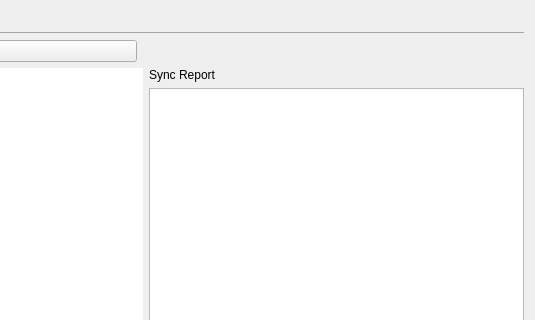
The window that src/roam/ui_sync.ui (roam-qgis/Roam) describes before a commit, drawn with Qt 5; both pictures show x 250 to 785 and y 0 to 320 of the 785 by 674 pixel window.
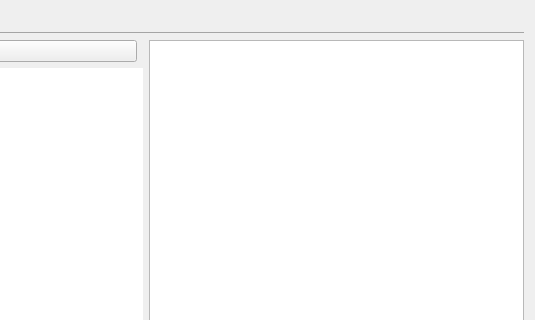
The same window after the commit. Icons and pictures are not drawn.

Commit message: Format sync start and error message

What changed in the file:
```diff
--- a/src/roam/ui_sync.ui
+++ b/src/roam/ui_sync.ui
@@ -50,8 +50,8 @@
      </property>
     </widget>
    </item>
-   <item row="2" column="0">
-    <widget class="QPushButton" name="pushButton">
+   <item row="3" column="0">
+    <widget class="QPushButton" name="syncallButton">
      <property name="text">
       <string>Sync All</string>
      </property>
@@ -67,30 +67,10 @@
      </property>
     </widget>
    </item>
-   <item row="2" column="1" colspan="2">
-    <spacer name="horizontalSpacer">
-     <property name="orientation">
-      <enum>Qt::Horizontal</enum>
-     </property>
-     <property name="sizeHint" stdset="0">
-      <size>
-       <width>40</width>
-       <height>20</height>
-      </size>
-     </property>
-    </spacer>
-   </item>
-   <item row="4" column="2">
+   <item row="3" column="2" rowspan="3">
     <widget class="QTextEdit" name="syncstatus"/>
    </item>
-   <item row="3" column="2">
-    <widget class="QLabel" name="label">
-     <property name="text">
-      <string>Sync Report</string>
-     </property>
-    </widget>
-   </item>
-   <item row="3" column="0" rowspan="2" colspan="2">
+   <item row="4" column="0" rowspan="2" colspan="2">
     <widget class="QTreeWidget" name="synctree">
      <property name="styleSheet">
       <string notr="true">QHeaderView::section
```
The commit also changes 1 other file.
